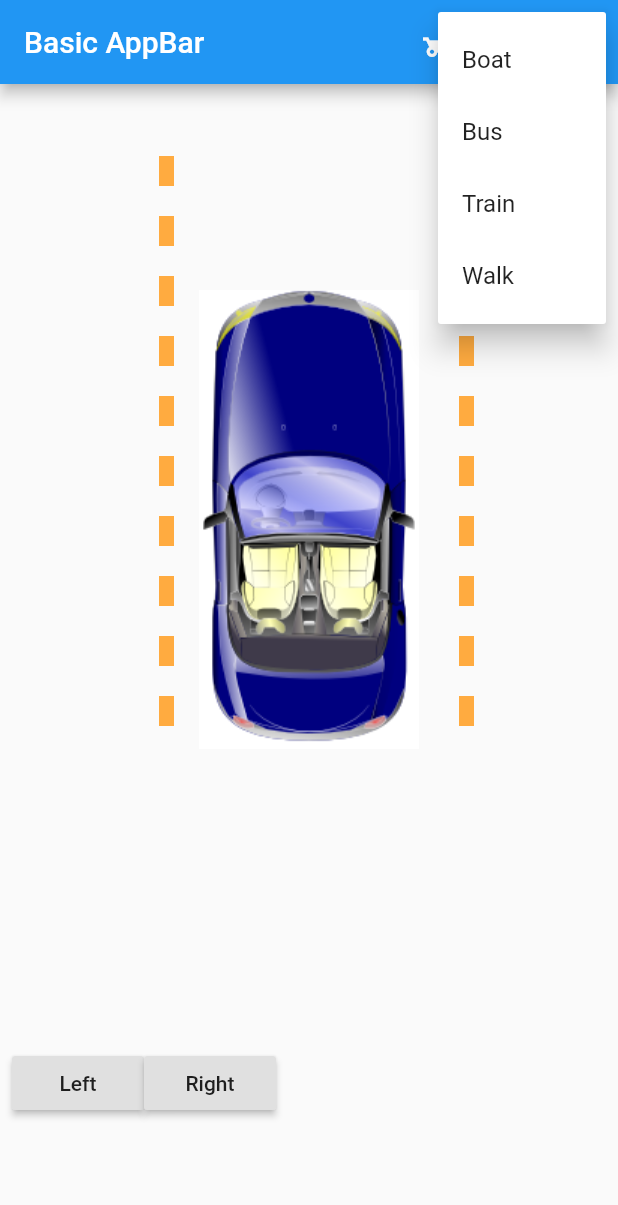
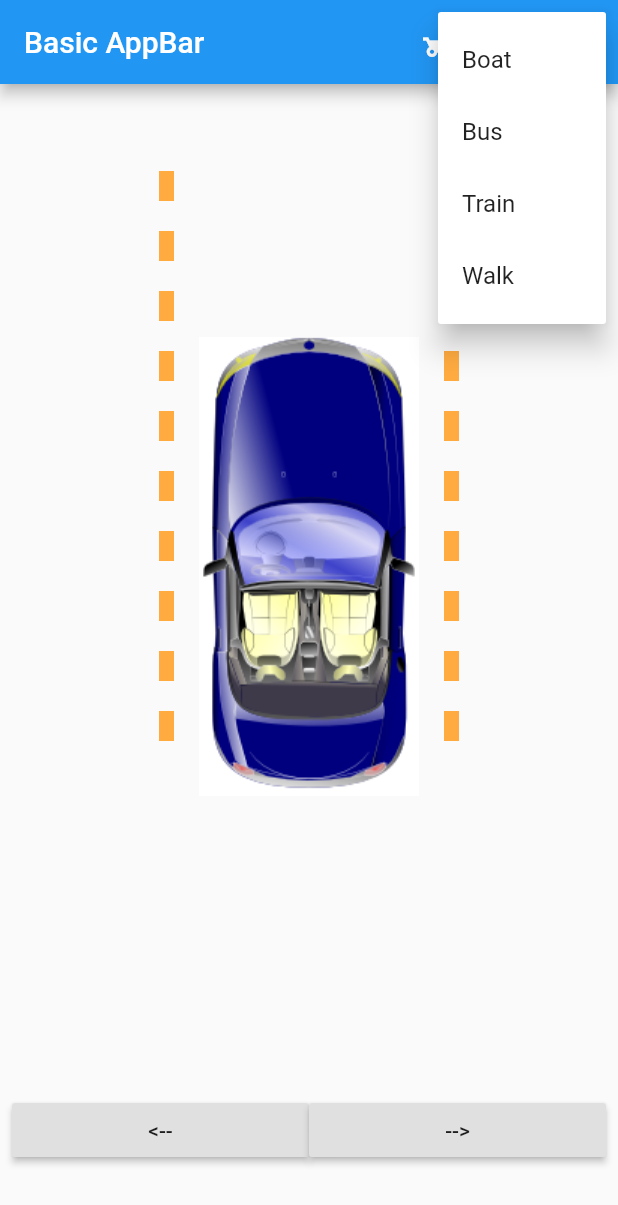
Before and after one commit to LetMyPplGo/ale_one, a Flutter app: the screen it shows after launch, after a tap on the "more vert" icon, on a phone screen of 412 x 824 dp. Shown: the top 1205 px of the screen. Run offline on Flutter 3.47's test engine with Material 2 defaults, Android fonts, the phone set to English and light mode, and no system bars; our stand-ins replace audioplayers.

Commit message:
added road animation

```diff
--- a/lib/main.dart
+++ b/lib/main.dart
@@ -33,6 +33,32 @@ class _BasicAppBarSampleState extends State<BasicAppBarSample>
       _direction = _direction < 0 ? 4 : _direction;
     });
   }
+
+  // --- this block is about animation
+  int _offset=0;
+  Animation<double> animation;
+  AnimationController controller;
+
+  @override
+  void initState() {
+    super.initState();
+    controller = AnimationController(duration: const Duration(minutes: 1), vsync: this);
+    animation = Tween<double>(begin: 0, end: 300).animate(controller)
+    ..addListener(() {
+      setState(() {
+        // animation
+        _offset = (animation.value.round() % 4);
+      });
+    });
+    controller.forward();
+  }
+
+  @override
+  void dispose() {
+    controller.dispose();
+    super.dispose();
+  }
+
 
   @override
   Widget build(BuildContext context) {
@@ -73,25 +99,35 @@ class _BasicAppBarSampleState extends State<BasicAppBarSample>
           padding: const EdgeInsets.all(8.0),
           child: Column(children: <Widget>[
 //            ChoiceCard(choice: _selectedChoice),
+//            Expanded(
+//              flex: 1,
+//              child: Text('${animation.value} \n $_offset'),
+//            ),
             Expanded(
-              flex: 3,
-              child: TheCar(direction: _direction),
+              flex: 5,
+              child: TheCar(direction: _direction, offset: _offset),
             ),
             Expanded(
                 flex: 1,
                 child: Row(children: <Widget>[
-                  RaisedButton(
-                    child: Text('Left'),
+                  Expanded(
+                    flex: 1,
+                    child: RaisedButton(
+                      child: Text('<--'),
                       onPressed: () {
                         _turn(-1);
                       },
                     ),
-                  RaisedButton(
-                    child: Text('Right'),
+                  ),
+                  Expanded(
+                    flex: 1,
+                    child: RaisedButton(
+                      child: Text('-->'),
                       onPressed: () {
                         _turn(1);
                       },
                     ),
+                  )
                 ])),
           ])),
     ));
@@ -99,6 +135,12 @@ class _BasicAppBarSampleState extends State<BasicAppBarSample>
 }
 
 class MyPainter extends CustomPainter {
+  MyPainter(int value) {
+    _offset = value;
+  }
+
+  var _offset=0;
+
     @override
     void paint(Canvas canvas, Size size) {
       // Here is the painting
@@ -106,13 +148,14 @@ class MyPainter extends CustomPainter {
 
       paint.color = Colors.orangeAccent;
 
-    var path = Path();
       var _roadWidth = 100;
-    for ( var i = 1; i <= 10; i++) {
+      for (var i = 1; i <= 10; i++) {
         canvas.drawRect(
-          Rect.fromLTWH((size.width / 2) - _roadWidth, 40.0 * i, 10, 20), paint);
+            Rect.fromLTWH((size.width / 2) - _roadWidth, (10 * _offset) + (40.0 * i), 10, 20),
+            paint);
         canvas.drawRect(
-          Rect.fromLTWH((size.width / 2) + _roadWidth, 40.0 * i, 10, 20), paint);
+            Rect.fromLTWH((size.width / 2) + _roadWidth-10, (10 * _offset) + (40.0 * i), 10, 20),
+            paint);
       }
     }
 
@@ -121,26 +164,25 @@ class MyPainter extends CustomPainter {
 }
 
 class TheCar extends StatelessWidget {
-  TheCar({Key key, this.direction = 0}) : super(key: key);
+  TheCar({Key key, this.direction = 0, this.offset = 0}) : super(key: key);
 
   // 0 - up
   // 1 - right
   // 2 - down
   // 3 - left
   final int direction;
+  final int offset;
 
   @override
   Widget build(BuildContext context) {
     return RotatedBox(
         quarterTurns: direction,
         child: CustomPaint(
-            painter: MyPainter(),
+            painter: MyPainter(offset),
             child: Image.asset(
               'assets/theCar.png',
               fit: BoxFit.scaleDown,
-            )
-        )
-    );
+            )));
   }
 }
 
@@ -163,11 +205,7 @@ class TheCar extends StatelessWidget {
 
 
 
-
 // -------------- old stuff
-// -------------- old stuff
-// -------------- old stuff
-
 class Choice {
   const Choice({this.title, this.icon});
 
```
Lines whose indentation alone changed are shown as unchanged.
